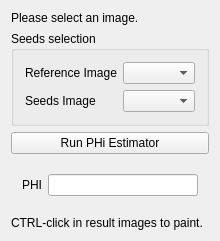
The window that Plugins/org.mitk.cbica.captk.phiestimator/src/internal/PHIEstimatorViewControls.ui (CBICA/CaPTk2.0) describes before a commit, drawn with Qt 5.
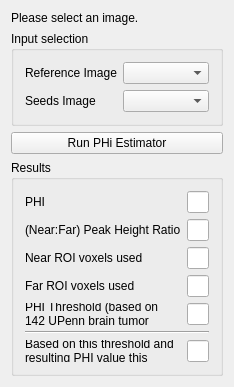
The same window after the commit. Custom widgets are drawn as their Qt base class.

Commit message: adding more PHI estimator results, #68

The edit to the form file:
```diff
--- a/Plugins/org.mitk.cbica.captk.phiestimator/src/internal/PHIEstimatorViewControls.ui
+++ b/Plugins/org.mitk.cbica.captk.phiestimator/src/internal/PHIEstimatorViewControls.ui
@@ -6,8 +6,8 @@
    <rect>
     <x>0</x>
     <y>0</y>
-    <width>220</width>
-    <height>185</height>
+    <width>173</width>
+    <height>302</height>
    </rect>
   </property>
   <property name="windowTitle">
@@ -33,7 +33,7 @@
       </sizepolicy>
      </property>
      <property name="title">
-      <string>Seeds selection</string>
+      <string>Input selection</string>
      </property>
      <layout class="QGridLayout" name="gridLayout">
       <item row="1" column="1">
@@ -84,49 +84,120 @@
     </widget>
    </item>
    <item>
-    <widget class="QWidget" name="Results" native="true">
-     <property name="minimumSize">
-      <size>
-       <width>0</width>
-       <height>50</height>
-      </size>
+    <widget class="QGroupBox" name="groupBox_Result">
+     <property name="title">
+      <string>Results</string>
      </property>
-     <layout class="QHBoxLayout" name="horizontalLayout_2">
-      <item>
-       <widget class="QLabel" name="Philabel">
+     <layout class="QGridLayout" name="gridLayout_2">
+      <item row="1" column="1">
+       <widget class="QLineEdit" name="PhiRatioValue">
+        <property name="readOnly">
+         <bool>true</bool>
+        </property>
+       </widget>
+      </item>
+      <item row="6" column="0">
+       <widget class="QLabel" name="TumorTypeLabel">
+        <property name="text">
+         <string>Based on this threshold and resulting PHI value this tumor type is</string>
+        </property>
+        <property name="wordWrap">
+         <bool>true</bool>
+        </property>
+       </widget>
+      </item>
+      <item row="1" column="0">
+       <widget class="QLabel" name="PhiRatioLabel">
+        <property name="text">
+         <string>(Near:Far) Peak Height Ratio</string>
+        </property>
+       </widget>
+      </item>
+      <item row="0" column="0">
+       <widget class="QLabel" name="PhiLabel">
         <property name="text">
          <string>PHI</string>
         </property>
        </widget>
       </item>
-      <item>
-       <widget class="QLineEdit" name="PhiValue"/>
+      <item row="0" column="1">
+       <widget class="QLineEdit" name="PhiValue">
+        <property name="readOnly">
+         <bool>true</bool>
+        </property>
+       </widget>
+      </item>
+      <item row="2" column="0">
+       <widget class="QLabel" name="NearROIVoxelsUsedLabel">
+        <property name="text">
+         <string>Near ROI voxels used</string>
+        </property>
+       </widget>
+      </item>
+      <item row="4" column="1">
+       <widget class="QLineEdit" name="PHIThresholdValue">
+        <property name="readOnly">
+         <bool>true</bool>
+        </property>
+       </widget>
+      </item>
+      <item row="3" column="1">
+       <widget class="QLineEdit" name="FarROIVoxelsUsedValue">
+        <property name="readOnly">
+         <bool>true</bool>
+        </property>
+       </widget>
+      </item>
+      <item row="2" column="1">
+       <widget class="QLineEdit" name="NearROIVoxelsUsedValue">
+        <property name="readOnly">
+         <bool>true</bool>
+        </property>
+       </widget>
+      </item>
+      <item row="3" column="0">
+       <widget class="QLabel" name="FarROIVoxelsUsedLabel">
+        <property name="text">
+         <string>Far ROI voxels used</string>
+        </property>
+       </widget>
+      </item>
+      <item row="4" column="0">
+       <widget class="QLabel" name="PHIThresholdLabel">
+        <property name="text">
+         <string>PHI Threshold (based on 142 UPenn brain tumor scans)</string>
+        </property>
+        <property name="wordWrap">
+         <bool>true</bool>
+        </property>
+       </widget>
+      </item>
+      <item row="6" column="1">
+       <widget class="QLineEdit" name="TumorTypeValue">
+        <property name="readOnly">
+         <bool>true</bool>
+        </property>
+       </widget>
+      </item>
+      <item row="5" column="0" colspan="2">
+       <widget class="Line" name="line">
+        <property name="orientation">
+         <enum>Qt::Horizontal</enum>
+        </property>
+       </widget>
       </item>
      </layout>
     </widget>
    </item>
    <item>
-    <widget class="QLabel" name="infoLabel">
-     <property name="text">
-      <string>CTRL-click in result images to paint.</string>
-     </property>
-     <property name="wordWrap">
-      <bool>true</bool>
-     </property>
-    </widget>
-   </item>
-   <item>
-    <spacer name="spacer">
+    <spacer name="verticalSpacer">
      <property name="orientation">
       <enum>Qt::Vertical</enum>
      </property>
-     <property name="sizeType">
-      <enum>QSizePolicy::Expanding</enum>
-     </property>
      <property name="sizeHint" stdset="0">
       <size>
        <width>20</width>
-       <height>220</height>
+       <height>40</height>
       </size>
      </property>
     </spacer>
```
